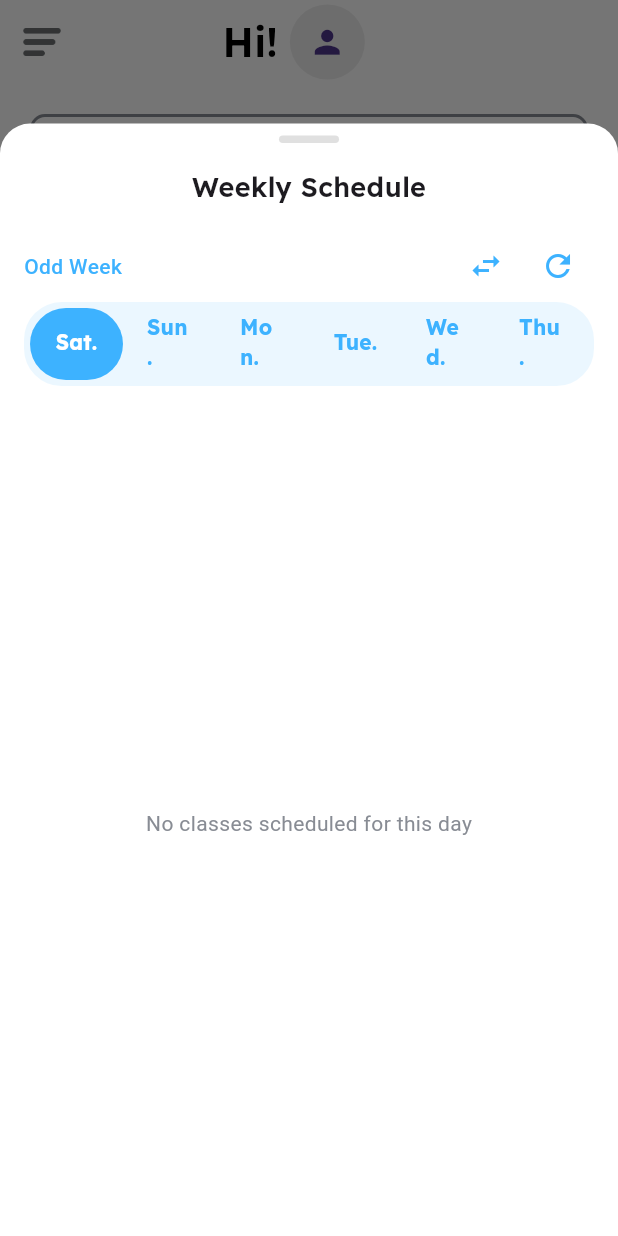
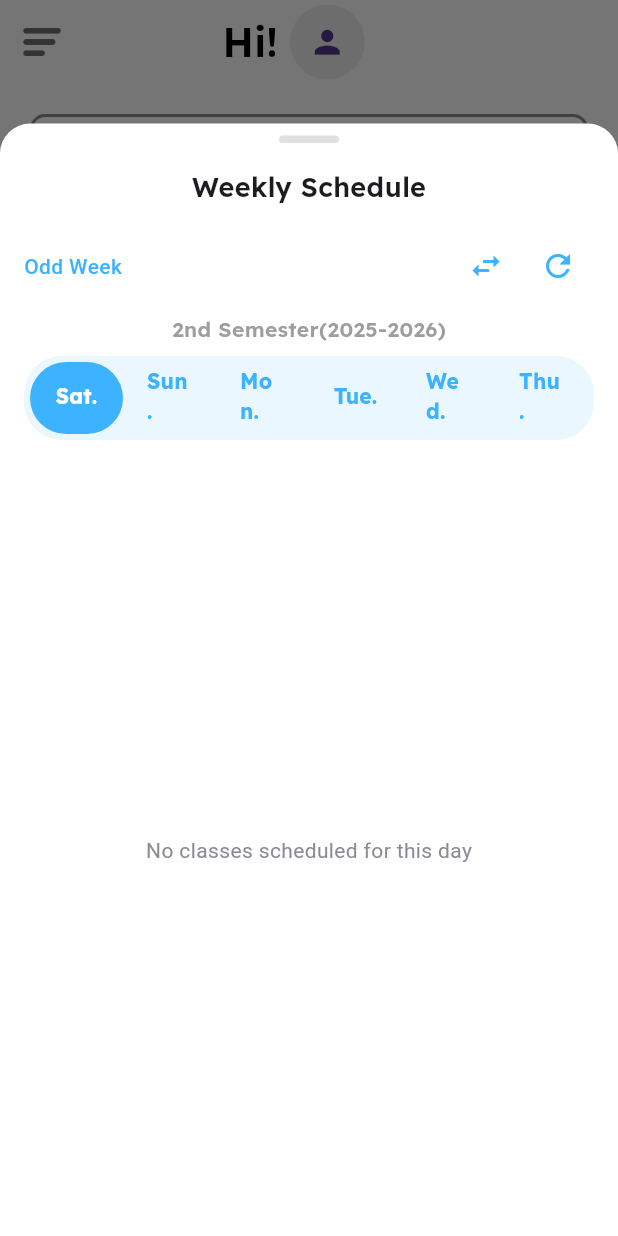
Before and after one commit to kyrolles/AIET_APP_Phase1, a Flutter app: the HomeScreen screen opened by its route, after a tap on "View Full Week", on a phone screen of 412 x 824 dp. Run offline on Flutter 3.47's test engine with Material 3 defaults, Android fonts, the phone set to English and light mode, and no system bars; our stand-ins replace cloud_firestore, device_info_plus, file_picker, firebase_auth, firebase_core, firebase_storage and 10 more; missing offline and left inert: flutter_pdfview, mobile_scanner; accounts and stored records are empty; project files that could hold a hidden picture were left out.

Commit message:
Enhance HomeScheduleView with semester management and improved UI
- Updated HomeScheduleView to include a semester selector for better user navigation.
- Implemented refresh functionality to sync semester data with Firestore.
- Enhanced ScheduleController to manage available semesters and handle semester changes.
- Improved error handling and user feedback with SnackBar notifications during data refresh.
- Refactored Semester model to include additional properties for better data representation.
- Updated ScheduleService to support fetching and managing multiple semesters efficiently.

```diff
--- a/lib/components/schedule/home_schedule_view.dart
+++ b/lib/components/schedule/home_schedule_view.dart
@@ -38,9 +38,32 @@ class HomeScheduleView extends ConsumerWidget {
             const SizedBox(height: 16),
             ElevatedButton(
               onPressed: () {
-                ref.read(scheduleControllerProvider.notifier).refreshSchedule();
+                ref.read(scheduleControllerProvider.notifier).refreshAllSemesterData();
               },
-              child: const Text('Try Again'),
+              child: const Text('Refresh'),
+            ),
+          ],
+        ),
+      );
+    }
+
+    // Check for empty semesters list
+    if (scheduleState.availableSemesters.isEmpty || scheduleState.semester == null) {
+      return Center(
+        child: Column(
+          mainAxisSize: MainAxisSize.min,
+          children: [
+            const Text(
+              'No semester data available. Please contact an administrator.',
+              style: TextStyle(color: kGrey),
+              textAlign: TextAlign.center,
+            ),
+            const SizedBox(height: 16),
+            ElevatedButton(
+              onPressed: () {
+                ref.read(scheduleControllerProvider.notifier).refreshAllSemesterData();
+              },
+              child: const Text('Refresh'),
             ),
           ],
         ),
@@ -140,7 +163,14 @@ class HomeScheduleView extends ConsumerWidget {
     BuildContext context,
     WidgetRef ref,
   ) {
-    return Container(
+    return Column(
+      children: [
+        // Semester selector
+        if (scheduleState.availableSemesters.isNotEmpty)
+          _buildSemesterSelector(scheduleState, context, ref),
+
+        // Main header with day and week type
+        Container(
           padding: const EdgeInsets.symmetric(horizontal: 16, vertical: 12),
           decoration: BoxDecoration(
             color: kPrimaryColor.withOpacity(0.1),
@@ -222,6 +252,97 @@ class HomeScheduleView extends ConsumerWidget {
                   ref.read(scheduleControllerProvider.notifier).toggleWeekType();
                 },
                 tooltip: 'Toggle Week Type',
+              ),
+            ],
+          ),
+        ),
+      ],
+    );
+  }
+
+  Widget _buildSemesterSelector(
+    ScheduleState scheduleState,
+    BuildContext context,
+    WidgetRef ref,
+  ) {
+    // If no semesters available, don't show the selector
+    if (scheduleState.availableSemesters.isEmpty) {
+      return const SizedBox.shrink();
+    }
+
+    // Sort semesters: active first, then by academic year and semester number
+    final sortedSemesters = List<Semester>.from(scheduleState.availableSemesters)
+      ..sort((a, b) {
+        // Active semester first
+        if (a.isActive && !b.isActive) return -1;
+        if (!a.isActive && b.isActive) return 1;
+
+        // Then by academic year (descending)
+        final yearCompare = b.academicYear.compareTo(a.academicYear);
+        if (yearCompare != 0) return yearCompare;
+
+        // Then by semester number (descending)
+        return b.semesterNumber.compareTo(a.semesterNumber);
+      });
+
+    // Make sure the current semester ID is in the list of available semesters
+    // If not, use the first semester in the sorted list
+    String selectedSemesterId = scheduleState.semester?.id ?? '';
+    bool validSelection = sortedSemesters.any((sem) => sem.id == selectedSemesterId);
+
+    if (!validSelection && sortedSemesters.isNotEmpty) {
+      selectedSemesterId = sortedSemesters.first.id;
+    }
+
+    return Container(
+      padding: const EdgeInsets.symmetric(horizontal: 16, vertical: 8),
+      decoration: BoxDecoration(
+        color: Colors.white,
+        borderRadius: const BorderRadius.only(
+          topLeft: Radius.circular(16),
+          topRight: Radius.circular(16),
+        ),
+      ),
+      child: Row(
+        children: [
+          const Text(
+            'Semester:',
+            style: TextStyle(
+              fontFamily: 'Lexend',
+              fontWeight: FontWeight.w500,
+              fontSize: 14,
+            ),
+          ),
+          const SizedBox(width: 8),
+          Expanded(
+            child: DropdownButtonHideUnderline(
+              child: DropdownButton<String>(
+                value: selectedSemesterId,
+                isExpanded: true,
+                isDense: true,
+                icon: const Icon(Icons.arrow_drop_down),
+                style: TextStyle(
+                  fontFamily: 'Lexend',
+                  fontWeight: FontWeight.w500,
+                  fontSize: 14,
+                  color: kPrimaryColor,
+                ),
+                onChanged: (String? newValue) {
+                  if (newValue != null && newValue != scheduleState.semester?.id) {
+                    ref.read(scheduleControllerProvider.notifier).changeSemester(newValue);
+                  }
+                },
+                items: sortedSemesters.map<DropdownMenuItem<String>>((Semester semester) {
+                  return DropdownMenuItem<String>(
+                    value: semester.id,
+                    child: Text(
+                      semester.name + (semester.isActive ? ' (Active)' : ''),
+                      overflow: TextOverflow.ellipsis,
+                    ),
+                  );
+                }).toList(),
+              ),
+            ),
           ),
         ],
       ),
@@ -406,6 +527,7 @@ class HomeScheduleView extends ConsumerWidget {
                           weekType: scheduleState.selectedWeekType,
                           classIdentifier: scheduleState.classIdentifier!,
                           sessions: scheduleState.getFilteredSessions(),
+                          semesterName: scheduleState.semester?.name ?? '',
                         )
                       : const Center(
                           child: Text('No schedule available'),
--- a/lib/components/schedule/weekly_schedule_view.dart
+++ b/lib/components/schedule/weekly_schedule_view.dart
@@ -7,12 +7,14 @@ class WeeklyScheduleView extends StatelessWidget {
   final WeekType weekType;
   final ClassIdentifier classIdentifier;
   final List<ClassSession> sessions;
+  final String semesterName;
 
   const WeeklyScheduleView({
     Key? key,
     required this.weekType,
     required this.classIdentifier,
     required this.sessions,
+    this.semesterName = '',
   }) : super(key: key);
 
   @override
@@ -21,6 +23,21 @@ class WeeklyScheduleView extends StatelessWidget {
       length: 6, // 6 days from Saturday to Thursday
       child: Column(
         children: [
+          // Semester name header
+          if (semesterName.isNotEmpty)
+            Padding(
+              padding: const EdgeInsets.symmetric(horizontal: 16, vertical: 8),
+              child: Text(
+                semesterName,
+                style: const TextStyle(
+                  fontFamily: 'Lexend',
+                  fontWeight: FontWeight.w600,
+                  fontSize: 14,
+                  color: Colors.grey,
+                ),
+              ),
+            ),
+
           // Tab bar for days
           Container(
             margin: const EdgeInsets.symmetric(horizontal: 16),
--- a/lib/controllers/schedule_controller.dart
+++ b/lib/controllers/schedule_controller.dart
@@ -6,6 +6,7 @@ import '../services/schedule_service.dart';
 class ScheduleState {
   final bool isLoading;
   final Semester? semester;
+  final List<Semester> availableSemesters; // All available semesters
   final ClassIdentifier? classIdentifier;
   final WeekType selectedWeekType;
   final String? errorMessage;
@@ -15,6 +16,7 @@ class ScheduleState {
   ScheduleState({
     this.isLoading = false,
     this.semester,
+    this.availableSemesters = const [],
     this.classIdentifier,
     this.selectedWeekType = WeekType.ODD,
     this.errorMessage,
@@ -25,6 +27,7 @@ class ScheduleState {
   ScheduleState copyWith({
     bool? isLoading,
     Semester? semester,
+    List<Semester>? availableSemesters,
     ClassIdentifier? classIdentifier,
     WeekType? selectedWeekType,
     String? errorMessage,
@@ -34,6 +37,7 @@ class ScheduleState {
     return ScheduleState(
       isLoading: isLoading ?? this.isLoading,
       semester: semester ?? this.semester,
+      availableSemesters: availableSemesters ?? this.availableSemesters,
       classIdentifier: classIdentifier ?? this.classIdentifier,
       selectedWeekType: selectedWeekType ?? this.selectedWeekType,
       errorMessage: errorMessage,
@@ -148,7 +152,20 @@ class ScheduleController extends StateNotifier<ScheduleState> {
         state = state.copyWith(classIdentifier: classIdentifier);
       }
 
-      // Now fetch the semester data
+      // Get all available semesters (with empty sessions lists for performance)
+      final availableSemesters = await _scheduleService.getAllSemesters();
+
+      // Check if we have any semesters available - if not, don't try to load a specific one yet
+      if (availableSemesters.isEmpty) {
+        state = state.copyWith(
+          isLoading: false,
+          availableSemesters: [],
+          errorMessage: 'No semesters available. Please create a semester first.'
+        );
+        return;
+      }
+
+      // Now fetch the current semester data with sessions
       final semester = await _scheduleService.getCurrentSemester();
 
       // Get filtered session count for logging
@@ -163,6 +180,7 @@ class ScheduleController extends StateNotifier<ScheduleState> {
       state = state.copyWith(
         isLoading: false,
         semester: semester,
+        availableSemesters: availableSemesters,
       );
 
       // Update refresh status
@@ -172,6 +190,102 @@ class ScheduleController extends StateNotifier<ScheduleState> {
       state = state.copyWith(
         isLoading: false,
         errorMessage: 'Failed to load schedule: $e',
+      );
+    }
+  }
+
+  // Change the current semester
+  Future<void> changeSemester(String semesterId) async {
+    state = state.copyWith(isLoading: true, errorMessage: null);
+
+    try {
+      // Save the selected semester ID in preferences
+      await _scheduleService.setSelectedSemesterId(semesterId);
+
+      // Load the selected semester
+      final semester = await _scheduleService.getSemesterById(semesterId);
+
+      state = state.copyWith(
+        isLoading: false,
+        semester: semester,
+      );
+    } catch (e) {
+      print('Failed to change semester: $e');
+      state = state.copyWith(
+        isLoading: false,
+        errorMessage: 'Failed to change semester: $e',
+      );
+    }
+  }
+
+  // For admins: set a semester as active
+  Future<bool> setActiveSemester(String semesterId) async {
+    state = state.copyWith(isLoading: true, errorMessage: null);
+
+    try {
+      final result = await _scheduleService.setSemesterActive(semesterId);
+
+      if (result) {
+        // Refresh the list of available semesters
+        final availableSemesters = await _scheduleService.getAllSemesters(forceRefresh: true);
+
+        // Load the now-active semester
+        final semester = await _scheduleService.getSemesterById(semesterId, forceRefresh: true);
+
+        state = state.copyWith(
+          isLoading: false,
+          semester: semester,
+          availableSemesters: availableSemesters,
+        );
+      } else {
+        state = state.copyWith(
+          isLoading: false,
+          errorMessage: 'Failed to set active semester. Permission denied.',
+        );
+      }
+
+      return result;
+    } catch (e) {
+      print('Failed to set active semester: $e');
+      state = state.copyWith(
+        isLoading: false,
+        errorMessage: 'Failed to set active semester: $e',
+      );
+      return false;
+    }
+  }
+
+  // Refresh all semester data
+  Future<void> refreshAllSemesterData() async {
+    state = state.copyWith(isLoading: true, errorMessage: null);
+
+    try {
+      // Get all available semesters
+      final availableSemesters = await _scheduleService.getAllSemesters(forceRefresh: true);
+
+      // Refresh the current semester
+      final currentSemesterId = state.semester?.id ?? '';
+      Semester semester;
+
+      if (currentSemesterId.isNotEmpty) {
+        semester = await _scheduleService.getSemesterById(currentSemesterId, forceRefresh: true);
+      } else {
+        semester = await _scheduleService.getCurrentSemester(forceRefresh: true);
+      }
+
+      state = state.copyWith(
+        isLoading: false,
+        semester: semester,
+        availableSemesters: availableSemesters,
+      );
+
+      // Update refresh status
+      await _updateRefreshStatus();
+    } catch (e) {
+      print('Failed to refresh all semester data: $e');
+      state = state.copyWith(
+        isLoading: false,
+        errorMessage: 'Failed to refresh semester data: $e',
       );
     }
   }
--- a/lib/models/schedule_model.dart
+++ b/lib/models/schedule_model.dart
@@ -262,19 +262,55 @@ class ClassSession {
 }
 
 class Semester {
+  final String id; // Firestore document ID
   final String name; // e.g., "2nd Semester(2024-2025)"
   final List<ClassSession> sessions;
+  final int semesterNumber; // 1 for 1st semester, 2 for 2nd semester
+  final String academicYear; // e.g., "2024-2025"
+  final bool isActive; // Whether this is the currently active semester
 
   Semester({
+    this.id = '',
     required this.name,
     required this.sessions,
+    this.semesterNumber = 2, // Default to 2nd semester
+    this.academicYear = '2024-2025', // Default academic year
+    this.isActive = false,
   });
 
   // Factory method to create a semester from JSON data
   factory Semester.fromJson(Map<String, dynamic> json) {
     final List<dynamic> sessionsList = json['sessions'] ?? [];
+
+    // Extract semester number and academic year from name if available
+    final String name = json['name'] ?? '2nd Semester(2024-2025)';
+    int semesterNumber = json['semesterNumber'] ?? 2;
+    String academicYear = json['academicYear'] ?? '2024-2025';
+
+    // If semester number and academic year are not directly available,
+    // try to parse them from the name
+    if (!json.containsKey('semesterNumber') || !json.containsKey('academicYear')) {
+      // Parse from name like "1st Semester(2024-2025)"
+      if (name.contains('1st')) {
+        semesterNumber = 1;
+      } else if (name.contains('2nd')) {
+        semesterNumber = 2;
+      }
+
+      // Extract academic year from name if in parentheses
+      final RegExp yearRegex = RegExp(r'\(([0-9\-]+)\)');
+      final match = yearRegex.firstMatch(name);
+      if (match != null && match.groupCount >= 1) {
+        academicYear = match.group(1) ?? academicYear;
+      }
+    }
+
     return Semester(
-      name: json['name'],
+      id: json['id'] ?? '',
+      name: name,
+      semesterNumber: semesterNumber,
+      academicYear: academicYear,
+      isActive: json['isActive'] ?? false,
       sessions: sessionsList.map((session) => ClassSession.fromJson(session)).toList(),
     );
   }
@@ -282,7 +318,11 @@ class Semester {
   // Convert semester to JSON for caching
   Map<String, dynamic> toJson() {
     return {
+      'id': id,
       'name': name,
+      'semesterNumber': semesterNumber,
+      'academicYear': academicYear,
+      'isActive': isActive,
       'sessions': sessions.map((session) => session.toJson()).toList(),
     };
   }
--- a/lib/services/schedule_service.dart
+++ b/lib/services/schedule_service.dart
@@ -23,6 +23,7 @@ class ScheduleService {
   static const String _cacheKeyLastRefresh = 'last_refresh_time';
   static const String _cacheKeyRefreshCount = 'refresh_count_today';
   static const String _cacheKeyRefreshDay = 'refresh_count_day';
+  static const String _cacheKeySelectedSemesterId = 'selected_semester_id';
 
   // Refresh limits
   static const int _maxRefreshCount = 3;
@@ -53,8 +54,25 @@ class ScheduleService {
         }
       }
 
+      // Check if user has a selected semester ID in preferences
+      final String? selectedSemesterId = await _getSelectedSemesterId();
+      String semesterId;
+
+      if (selectedSemesterId != null && selectedSemesterId.isNotEmpty) {
+        // Use the selected semester ID
+        semesterId = selectedSemesterId;
+
+        // Verify the semester exists
+        final semesterExists = await _checkSemesterExists(semesterId);
+        if (!semesterExists) {
+          // If not, fall back to active semester
+          semesterId = await _getOrCreateActiveSemester(forceRefresh: forceRefresh);
+        }
+      } else {
         // Get or create active semester
-      final String semesterId = await _getOrCreateActiveSemester(forceRefresh: forceRefresh);
+        semesterId = await _getOrCreateActiveSemester(forceRefresh: forceRefresh);
+      }
+
       if (semesterId.isEmpty) {
         return await _getDefaultSemester();
       }
@@ -72,6 +90,7 @@ class ScheduleService {
       }
 
       final semesterData = semesterDoc.data() as Map<String, dynamic>;
+      semesterData['id'] = semesterDoc.id; // Include the document ID
 
       // Get all sessions for this semester with optional cache control
       final QuerySnapshot sessionsSnapshot = await _firestore
@@ -88,10 +107,10 @@ class ScheduleService {
         return ClassSession.fromJson(data);
       }).toList();
 
-      final semester = Semester(
-        name: semesterData['name'] ?? '2nd Semester(2024-2025)',
-        sessions: sessions,
-      );
+      final semester = Semester.fromJson({
+        ...semesterData,
+        'sessions': sessions.map((s) => s.toJson()).toList(),
+      });
 
       // Cache the semester data
       if (forceRefresh) {
@@ -934,10 +953,222 @@ class ScheduleService {
 
       print('No active semester found, creating one');
 
-      // Create a new semester document
+      // Create default semesters
+      await _createDefaultSemesters();
+
+      // Try again to get active semester
+      final retrySnapshot = await _firestore
+          .collection('semesters')
+          .where('isActive', isEqualTo: true)
+          .limit(1)
+          .get(GetOptions(source: Source.server));
+
+      if (retrySnapshot.docs.isNotEmpty) {
+        return retrySnapshot.docs.first.id;
+      }
+
+      // If still no active semester, return empty
+      return '';
+    } catch (e) {
+      print('Error getting or creating active semester: $e');
+      return '';
+    }
+  }
+
+  // Get a specific semester by ID
+  Future<Semester> getSemesterById(String semesterId, {bool forceRefresh = false}) async {
+    try {
+      // Check refresh limits if force refresh is requested
+      if (forceRefresh) {
+        final canRefresh = await _checkRefreshLimits();
+        if (!canRefresh) {
+          forceRefresh = false;
+        }
+      }
+
+      // Verify the semester exists
+      final semesterExists = await _checkSemesterExists(semesterId);
+      if (!semesterExists) {
+        throw Exception("Semester with ID $semesterId not found");
+      }
+
+      // Get semester data
+      final semesterDoc = await _firestore
+          .collection('semesters')
+          .doc(semesterId)
+          .get(forceRefresh
+              ? GetOptions(source: Source.server)
+              : GetOptions(source: Source.serverAndCache));
+
+      final semesterData = semesterDoc.data() as Map<String, dynamic>;
+      semesterData['id'] = semesterDoc.id; // Include the document ID
+
+      // Get all sessions for this semester
+      final QuerySnapshot sessionsSnapshot = await _firestore
+          .collection('semesters')
+          .doc(semesterId)
+          .collection('sessions')
+          .get(forceRefresh
+              ? GetOptions(source: Source.server)
+              : GetOptions(source: Source.serverAndCache));
+
+      final sessions = sessionsSnapshot.docs.map((doc) {
+        final data = doc.data() as Map<String, dynamic>;
+        data['id'] = doc.id;
+        return ClassSession.fromJson(data);
+      }).toList();
+
+      final semester = Semester.fromJson({
+        ...semesterData,
+        'sessions': sessions.map((s) => s.toJson()).toList(),
+      });
+
+      return semester;
+    } catch (e) {
+      print('Error getting semester by ID: $e');
+      throw e;
+    }
+  }
+
+  // Get all available semesters
+  Future<List<Semester>> getAllSemesters({bool forceRefresh = false}) async {
+    try {
+      // Query all semesters
+      final QuerySnapshot semestersSnapshot = await _firestore
+          .collection('semesters')
+          .orderBy('createdAt', descending: true)
+          .get(forceRefresh
+              ? GetOptions(source: Source.server)
+              : GetOptions(source: Source.serverAndCache));
+
+      if (semestersSnapshot.docs.isEmpty) {
+        // If no semesters found, create default ones
+        await _createDefaultSemesters();
+
+        // Query again
+        return await getAllSemesters(forceRefresh: true);
+      }
+
+      final List<Semester> semesters = [];
+
+      // For each semester, create a Semester object with basic info (without sessions)
+      for (final doc in semestersSnapshot.docs) {
+        final data = doc.data() as Map<String, dynamic>;
+        data['id'] = doc.id;
+
+        semesters.add(Semester.fromJson({
+          ...data,
+          'sessions': [], // Empty sessions list for performance - load full data only when needed
+        }));
+      }
+
+      return semesters;
+    } catch (e) {
+      print('Error getting all semesters: $e');
+      return [];
+    }
+  }
+
+  // Check if a semester exists
+  Future<bool> _checkSemesterExists(String semesterId) async {
+    try {
+      final docSnapshot = await _firestore
+          .collection('semesters')
+          .doc(semesterId)
+          .get(GetOptions(source: Source.cache));
+
+      return docSnapshot.exists;
+    } catch (e) {
+      // If error, try server
+      try {
+        final docSnapshot = await _firestore
+            .collection('semesters')
+            .doc(semesterId)
+            .get(GetOptions(source: Source.server));
+
+        return docSnapshot.exists;
+      } catch (_) {
+        return false;
+      }
+    }
+  }
+
+  // Save the selected semester ID to preferences
+  Future<void> setSelectedSemesterId(String semesterId) async {
+    try {
+      final prefs = await SharedPreferences.getInstance();
+      await prefs.setString(_cacheKeySelectedSemesterId, semesterId);
+    } catch (e) {
+      print('Error saving selected semester ID: $e');
+    }
+  }
+
+  // Get the selected semester ID from preferences
+  Future<String?> _getSelectedSemesterId() async {
+    try {
+      final prefs = await SharedPreferences.getInstance();
+      return prefs.getString(_cacheKeySelectedSemesterId);
+    } catch (e) {
+      print('Error getting selected semester ID: $e');
+      return null;
+    }
+  }
+
+  // Create default semesters if none exist
+  Future<void> _createDefaultSemesters() async {
+    try {
+      final currentYear = DateTime.now().year;
+      final nextYear = currentYear + 1;
+      final prevYear = currentYear - 1;
+
+      // Create 1st semester of current academic year
+      await _createSemester(
+        name: '1st Semester($currentYear-$nextYear)',
+        semesterNumber: 1,
+        academicYear: '$currentYear-$nextYear',
+        isActive: false
+      );
+
+      // Create 2nd semester of current academic year (active by default)
+      await _createSemester(
+        name: '2nd Semester($currentYear-$nextYear)',
+        semesterNumber: 2,
+        academicYear: '$currentYear-$nextYear',
+        isActive: true
+      );
+
+      // Create previous semesters for history
+      await _createSemester(
+        name: '1st Semester($prevYear-$currentYear)',
+        semesterNumber: 1,
+        academicYear: '$prevYear-$currentYear',
+        isActive: false
+      );
+
+      await _createSemester(
+        name: '2nd Semester($prevYear-$currentYear)',
+        semesterNumber: 2,
+        academicYear: '$prevYear-$currentYear',
+        isActive: false
+      );
+
+    } catch (e) {
+      print('Error creating default semesters: $e');
+    }
+  }
+
+  // Create a single semester document
+  Future<String> _createSemester({
+    required String name,
+    required int semesterNumber,
+    required String academicYear,
+    required bool isActive,
+  }) async {
     final semesterData = {
-        'name': '2nd Semester(2024-2025)',
-        'isActive': true,
+      'name': name,
+      'semesterNumber': semesterNumber,
+      'academicYear': academicYear,
+      'isActive': isActive,
       'createdAt': FieldValue.serverTimestamp(),
       'updatedAt': FieldValue.serverTimestamp(),
     };
@@ -947,9 +1178,61 @@ class ScheduleService {
         .add(semesterData);
 
     return docRef.id;
+  }
+
+  // Set a semester as active (and deactivate others)
+  Future<bool> setSemesterActive(String semesterId) async {
+    try {
+      final user = _auth.currentUser;
+      if (user == null) return false;
+
+      // Check if user is admin
+      final userDoc = await _firestore
+          .collection('users')
+          .where('email', isEqualTo: user.email)
+          .where('role', isEqualTo: 'Admin')
+          .limit(1)
+          .get();
+
+      if (userDoc.docs.isEmpty) return false;
+
+      // Check if semester exists
+      final semesterExists = await _checkSemesterExists(semesterId);
+      if (!semesterExists) return false;
+
+      // Use a batch to update all semesters atomically
+      final WriteBatch batch = _firestore.batch();
+
+      // First, get all active semesters
+      final activeSemesters = await _firestore
+          .collection('semesters')
+          .where('isActive', isEqualTo: true)
+          .get();
+
+      // Deactivate all currently active semesters
+      for (final doc in activeSemesters.docs) {
+        batch.update(doc.reference, {
+          'isActive': false,
+          'updatedAt': FieldValue.serverTimestamp(),
+        });
+      }
+
+      // Activate the selected semester
+      batch.update(_firestore.collection('semesters').doc(semesterId), {
+        'isActive': true,
+        'updatedAt': FieldValue.serverTimestamp(),
+      });
+
+      // Commit the batch
+      await batch.commit();
+
+      // Also set this as the user's selected semester
+      await setSelectedSemesterId(semesterId);
+
+      return true;
     } catch (e) {
-      print('Error getting or creating active semester: $e');
-      return '';
+      print('Error setting semester active: $e');
+      return false;
     }
   }
 }
```
Lines whose indentation alone changed are shown as unchanged.
